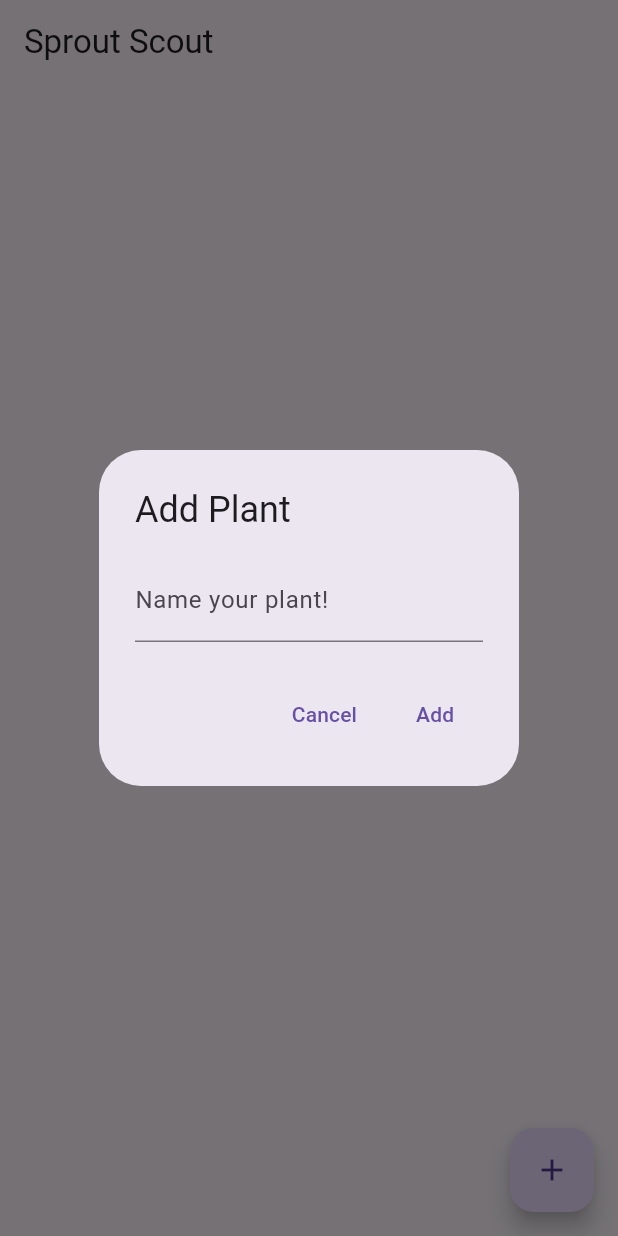
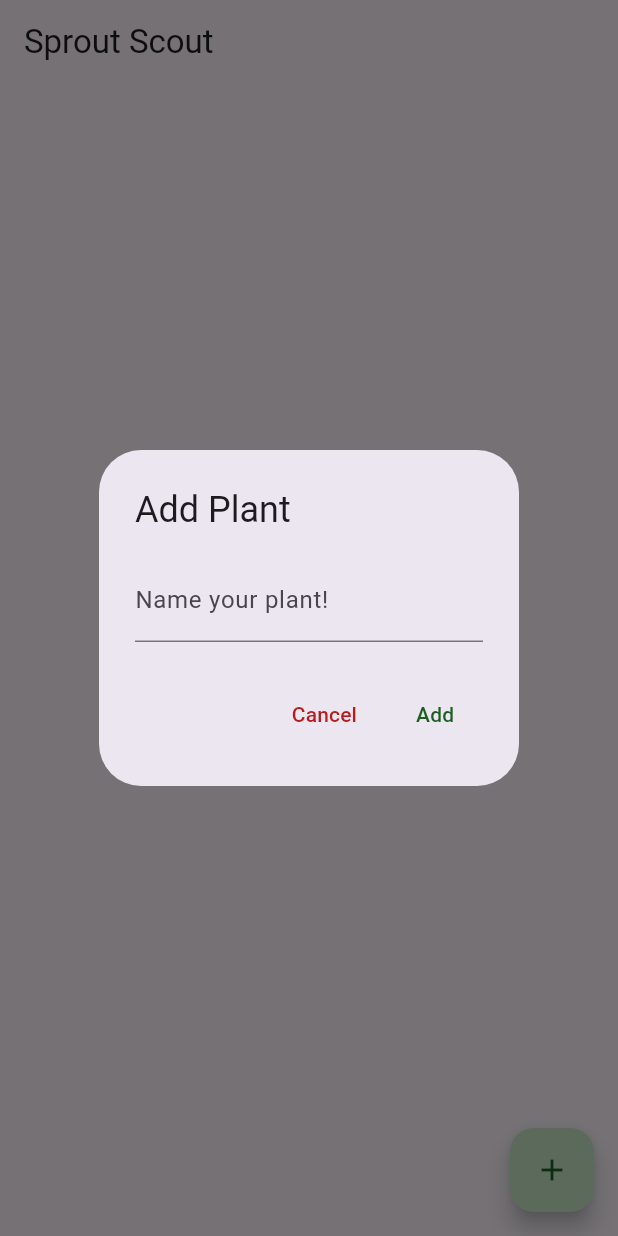
Before and after one commit to sprout-scout-th24/SproutScout, a Flutter app: the screen it shows after launch, after a tap on the "add" icon, on a phone screen of 412 x 824 dp. Run offline on Flutter 3.47's test engine with Material 3 defaults, Android fonts, the light colour scheme and no system bars; our stand-ins replace hive, hive_flutter; accounts and stored records are empty; network calls fail.

Commit message:
Button Colors! (in main.dart)

```diff
--- a/sproutscout/lib/main.dart
+++ b/sproutscout/lib/main.dart
@@ -22,7 +22,7 @@ class MyApp extends StatelessWidget {
     return MaterialApp(
       title: 'Moisture Monitor',
       theme: ThemeData(
-        primarySwatch: Colors.blue,
+        primarySwatch: Colors.green,
       ),
       home: const MoistureMonitor(),
     );
@@ -103,12 +103,18 @@ class MoistureMonitorState extends State<MoistureMonitor> {
           ),
           actions: [
             TextButton(
+              style: TextButton.styleFrom(
+                foregroundColor: Colors.red[900],
+              ),
               onPressed: () {
                 Navigator.of(context).pop(); // Close the dialog
               },
               child: const Text('Cancel'),
             ),
             TextButton(
+              style: TextButton.styleFrom(
+                foregroundColor: Colors.green[900],
+              ),
               onPressed: () {
                 final plantName = plantNameController.text;
                 if (plantName.isNotEmpty) {
@@ -168,6 +174,8 @@ class MoistureMonitorState extends State<MoistureMonitor> {
       floatingActionButton: FloatingActionButton(
         onPressed: _showAddPlantDialog,
         tooltip: 'Add Plant',
+        backgroundColor: Colors.green[100],
+        foregroundColor: Colors.green[900],
         child: const Icon(Icons.add),
       ),
     );
```
